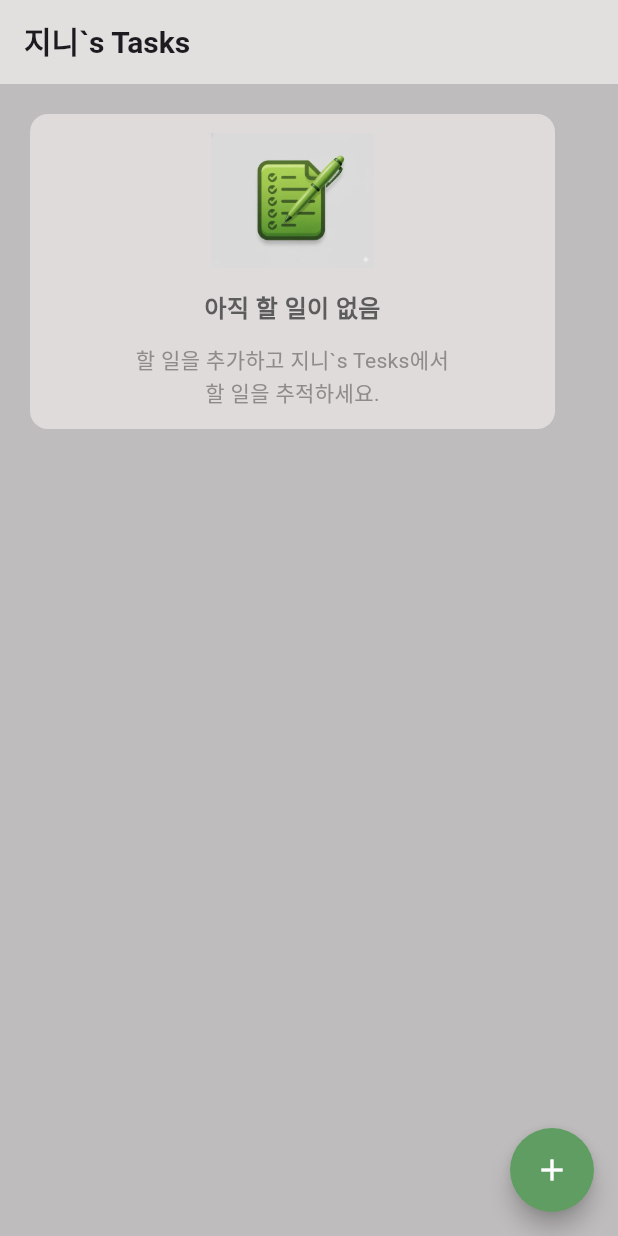
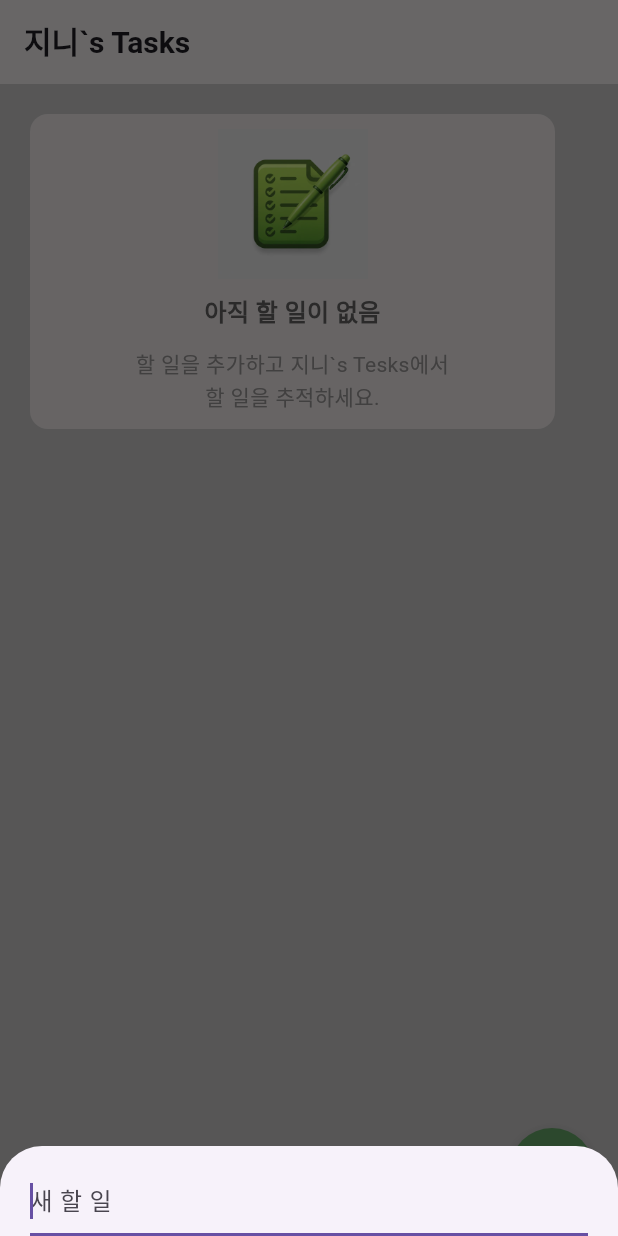
Before and after one commit to bdtjin/Project-ToDoApp, a Flutter app: the screen it shows after launch, after a tap on the "add" icon, on a phone screen of 412 x 824 dp. Run offline on Flutter 3.47's test engine with Material 3 defaults, Android fonts, the phone set to English and light mode, and no system bars.

Commit message:
feat: 과제 1-1 (키보드구현) 완료

```diff
--- a/tasks/lib/home/home_page.dart
+++ b/tasks/lib/home/home_page.dart
@@ -4,7 +4,12 @@ class HomePage extends StatelessWidget {
   @override
   Widget build(BuildContext context) {
     return Scaffold(
-      backgroundColor: const Color.fromARGB(255, 190, 188, 188), // 바디 백그라운드 컬러
+      backgroundColor: const Color.fromARGB(
+        255,
+        190,
+        188,
+        188,
+      ), // body 백그라운드 컬러
       appBar: AppBar(
         backgroundColor: const Color.fromARGB(255, 226, 223, 223), // appBar 컬러
         title: Text(
@@ -12,8 +17,9 @@ class HomePage extends StatelessWidget {
           style: TextStyle(fontSize: 20, fontWeight: FontWeight.bold),
         ),
       ),
+
+      // 박스 안 여백으로 상자를 배치
       body: Padding(
-        // 박스 안 여백으로 상자를 배치
         padding: const EdgeInsets.all(20),
         child: Column(
           children: [
@@ -24,15 +30,19 @@ class HomePage extends StatelessWidget {
                 borderRadius: BorderRadius.circular(12),
                 color: const Color.fromARGB(255, 224, 219, 219),
               ),
+
               child: Column(
-                mainAxisAlignment: MainAxisAlignment.center, // 사진 가운데 정렬
+                // 사진 가운데 정렬
+                mainAxisAlignment: MainAxisAlignment.center,
                 children: [
                   Image.asset(
                     'assets/images/초록색투두.webp',
-                    width: 120,
-                    height: 90,
+                    width: 100,
+                    height: 100,
+                    fit: BoxFit.cover, // 크기가 고정되었으나 이미지를 일관된 사이즈로 유지
                   ),
-                  const SizedBox(height: 15), // 사진과 글자 간격주기
+                  const SizedBox(height: 10), // 사진과 글자 간격주기
+
                   const Text(
                     '아직 할 일이 없음',
                     style: TextStyle(
@@ -41,10 +51,12 @@ class HomePage extends StatelessWidget {
                       color: Color.fromARGB(255, 93, 92, 92),
                     ),
                   ),
+
                   const SizedBox(height: 12), // 글자와 글자 간격주기
+
                   const Text(
                     '할 일을 추가하고 지니`s Tesks에서\n할 일을 추적하세요.',
-                    textAlign: TextAlign.center,
+                    textAlign: TextAlign.center, // 가로 공간 안에서 글자 가운데 정렬
                     style: TextStyle(
                       fontSize: 14,
                       height: 1.5,
@@ -57,9 +69,10 @@ class HomePage extends StatelessWidget {
           ],
         ),
       ),
+      // body 밖에서 사용, scaffold 안. // 플로팅버튼은 꼭 onPressed를 전달해줘야 작동함
+      // 버튼 구역 => 버튼을 누르면 하단이 올라오게 함수를 부름 (onPressed)
       floatingActionButton: FloatingActionButton(
-        // Scaffold 속성에서 사용
-        onPressed: appTodo, // 플로팅버튼은 꼭 onPressed를 전달해줘야 작동함
+        onPressed: () => addTodo(context), //(지금 화면정보 context를 알려주고 함수한테 전달)
         backgroundColor: const Color.fromARGB(255, 96, 157, 99),
         shape: const CircleBorder(),
         child: const Icon(Icons.add, color: Colors.white, size: 24),
@@ -67,11 +80,51 @@ class HomePage extends StatelessWidget {
     );
   }
 
-  void appTodo() {
-    // 버튼이 눌렸는지 확인
-    print("버튼 눌렀당");
+  // 함수를 클래스 안으로 가져오고 context를 받도록
+  void addTodo(BuildContext context) {
+    // BottomSheet를 버튼이 누르면 작동되기에 showModalBottomSheet를 사용
+    showModalBottomSheet(
+      context: context,
+      builder: (context) {
+        return const AddTodoBottomSheet(); // 아래 함수에서 만들 class를 부를기
+      },
+    );
   }
 }
+// ------------------------------ 클래스 -> 함수
 
+// 1. class AddTodoBottomSheet 만들기 (바텀시트 만들기)
+// StatefulWidget으로 고정, const (생성자) 변하지 않는 상수
+class AddTodoBottomSheet extends StatefulWidget{
+  const AddTodoBottomSheet({super.key});
+  @override
+  State<AddTodoBottomSheet> createState() => _AddTodoBottomSheetState();
+}
+// 2. class _AddTodoBottomSheetState 만들기 (하단 누르면 키보드) (행동값)
+class _AddTodoBottomSheetState extends State<AddTodoBottomSheet>{
+  @override
+  Widget build(BuildContext context) {
+    return Padding(padding: EdgeInsets.only(
+      left: 20, right: 20, top: 12,
+      bottom: MediaQuery.of(context).viewInsets.bottom
+    ),
 
-// Cmd + K => 키보드 안 올라올때, 이거 눌러서 사용(맥북 키보드 <-> 아이폰 키보드를 보이게 해서 쓸거냐)
+// 3. 키보드 만들기
+    child: Column(
+      mainAxisSize: MainAxisSize.min, // 키보드가 현재 가진 사이즈만큼 올라올 수 있도록
+      children: [TextField(
+          autofocus: true, // 자동으로 포커스 주기 (공식문서참고)
+          style: const TextStyle(fontSize: 16),
+          maxLines: 1, // 최대 라인수 1개, 줄바꿈 제한
+          textInputAction: TextInputAction.done, // 엔터키 X
+          decoration: const InputDecoration(
+            hintText: "새 할 일",
+          ),
+
+// 4. 아이콘 + 저장 버튼 추가하기
+        ),
+      ],
+    ),
+    );
+  }
+}
```
Also changed, not shown: 1 other file.
